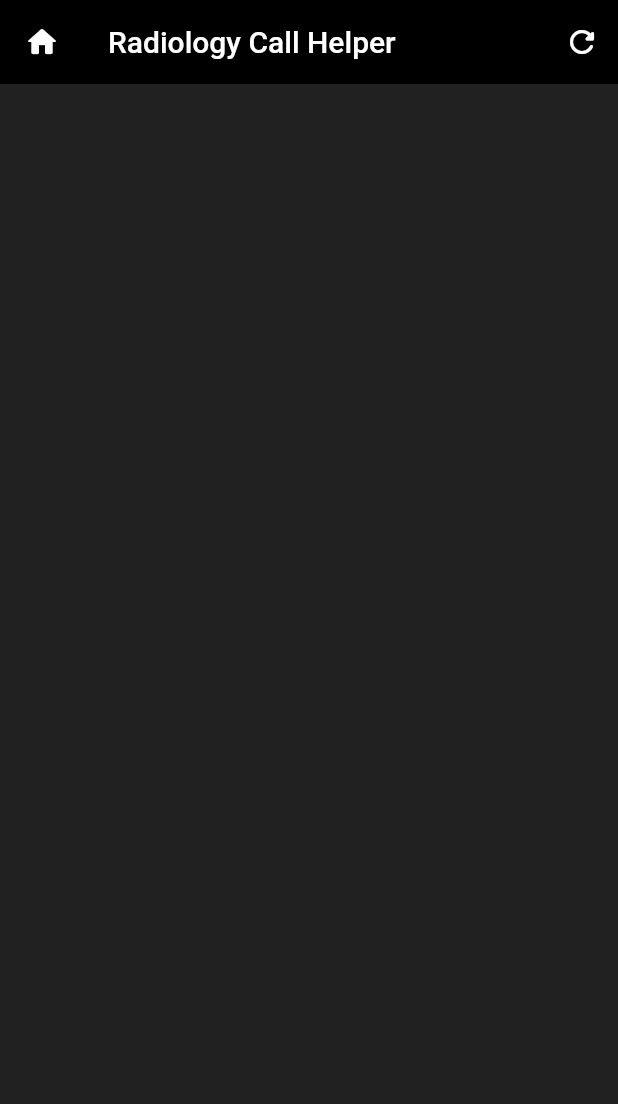
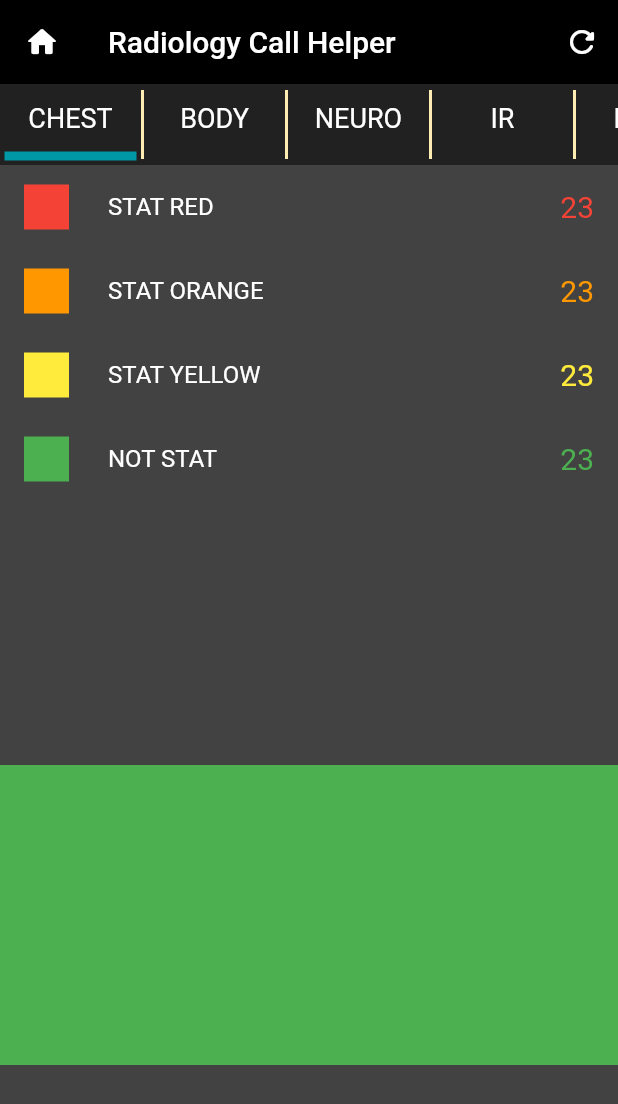
Before and after one commit to leoyuguanall38/radiology_call_helper, a Flutter app: the screen it shows after launch, on a phone screen of 412 x 824 dp. Shown: the top 1104 px of the screen. Run offline on Flutter 3.47's test engine with Material 2 defaults, Android fonts, the phone set to English and light mode, and no system bars.

Commit message:
second commit

```diff
--- /dev/null
+++ b/lib/data/number_of_studies.dart
@@ -0,0 +1,8 @@
+import 'package:flutter/material.dart';
+
+Map<String, int> chestStudies = {
+  'STAT_RED': 0,
+  'STAT_ORANGE': 0,
+  'STAT_YELLOW': 0,
+  'NOT_STAT': 0,
+};
--- a/lib/pages/home.dart
+++ b/lib/pages/home.dart
@@ -1,4 +1,7 @@
 import 'package:flutter/material.dart';
+import 'package:radiology_call_helper/widgets/notifications.dart';
+import 'package:radiology_call_helper/widgets/on_call_studies.dart';
+import 'package:radiology_call_helper/widgets/top_navigation_bar.dart';
 
 class Home extends StatefulWidget {
   @override
@@ -27,7 +30,14 @@ class _HomeState extends State<Home> {
       ),
       body: Container(
         decoration: BoxDecoration(
-          color: Colors.grey[900],
+          color: Colors.grey[800],
+        ),
+        child: Column(
+          children: [
+            TopNavigationBar(),
+            OnCallStudies(),
+            Notifications(),
+          ],
         ),
       ),
       //bottomNavigationBar: BottomNavigationBar(),
--- /dev/null
+++ b/lib/widgets/notifications.dart
@@ -0,0 +1,16 @@
+import 'package:flutter/material.dart';
+
+class Notifications extends StatefulWidget {
+  @override
+  _NotificationsState createState() => _NotificationsState();
+}
+
+class _NotificationsState extends State<Notifications> {
+  @override
+  Widget build(BuildContext context) {
+    return Container(
+      height: 200.0,
+      color: Colors.green,
+    );
+  }
+}
--- /dev/null
+++ b/lib/widgets/on_call_studies.dart
@@ -0,0 +1,50 @@
+import 'package:flutter/material.dart';
+
+final List<String> _urgencyLevels = [
+  'STAT RED',
+  'STAT ORANGE',
+  'STAT YELLOW',
+  'NOT STAT',
+];
+
+final List<Color> _urgencyColors = [
+  Colors.red,
+  Colors.orange,
+  Colors.yellow,
+  Colors.green,
+];
+
+class OnCallStudies extends StatelessWidget {
+  @override
+  Widget build(BuildContext context) {
+    return Container(
+      height: 400.0,
+      child: ListView.builder(
+        physics: ClampingScrollPhysics(),
+        itemCount: _urgencyLevels.length,
+        itemBuilder: (context, index) {
+          return ListTile(
+            leading: Container(
+              height: 30.0,
+              width: 30.0,
+              color: _urgencyColors[index],
+            ),
+            title: Text(
+              _urgencyLevels[index],
+              style: TextStyle(
+                color: Colors.white,
+              ),
+            ),
+            trailing: Text(
+              '23',
+              style: TextStyle(
+                color: _urgencyColors[index],
+                fontSize: 20.0,
+              ),
+            ),
+          );
+        },
+      ),
+    );
+  }
+}
--- a/lib/widgets/top_navigation_bar.dart
+++ b/lib/widgets/top_navigation_bar.dart
@@ -0,0 +1,89 @@
+import 'package:flutter/material.dart';
+
+final List<String> _sections = [
+  'CHEST',
+  'BODY',
+  'NEURO',
+  'IR',
+  'PEDS',
+  'NUCS',
+  'MSK',
+  'BREAST'
+];
+
+class TopNavigationBar extends StatefulWidget {
+  @override
+  _TopNavigationBarState createState() => _TopNavigationBarState();
+}
+
+class _TopNavigationBarState extends State<TopNavigationBar> {
+  int _tapped = 0;
+
+  @override
+  Widget build(BuildContext context) {
+    return Container(
+      decoration: BoxDecoration(
+        color: Colors.grey[900],
+      ),
+      height: 54.0,
+      child: ListView.separated(
+        shrinkWrap: true,
+        physics: ClampingScrollPhysics(),
+        scrollDirection: Axis.horizontal,
+        itemBuilder: (context, index) {
+          return Material(
+            color: Colors.transparent,
+            child: InkWell(
+              splashColor: Colors.grey[50],
+              onTap: () {
+                setState(() {
+                  _tapped = index;
+                });
+              },
+              child: Container(
+                width: 94.0,
+                child: Column(
+                  mainAxisAlignment: MainAxisAlignment.end,
+                  children: [
+                    Container(
+                      alignment: Alignment.center,
+                      height: 44.0,
+                      child: Text(
+                        '${_sections[index]}',
+                        style: TextStyle(
+                          color: Colors.white,
+                          fontSize: 18.0,
+                        ),
+                      ),
+                    ),
+                    Align(
+                      alignment: Alignment.bottomCenter,
+                      child: Padding(
+                        padding: const EdgeInsets.fromLTRB(3.0, 0.0, 3.0, 3.0),
+                        child: Container(
+                          height: 6.0,
+                          width: double.infinity,
+                          color: index == _tapped
+                              ? Colors.cyan[700]
+                              : Colors.transparent,
+                        ),
+                      ),
+                    ),
+                  ],
+                ),
+              ),
+            ),
+          );
+        },
+        separatorBuilder: (context, index) => VerticalDivider(
+          color: Colors.amber[100],
+          thickness: 2.0,
+          width: 2.0,
+          indent: 4.0,
+          endIndent: 4.0,
+        ),
+        itemCount: _sections.length,
+      ),
+    );
+  }
+}
```
